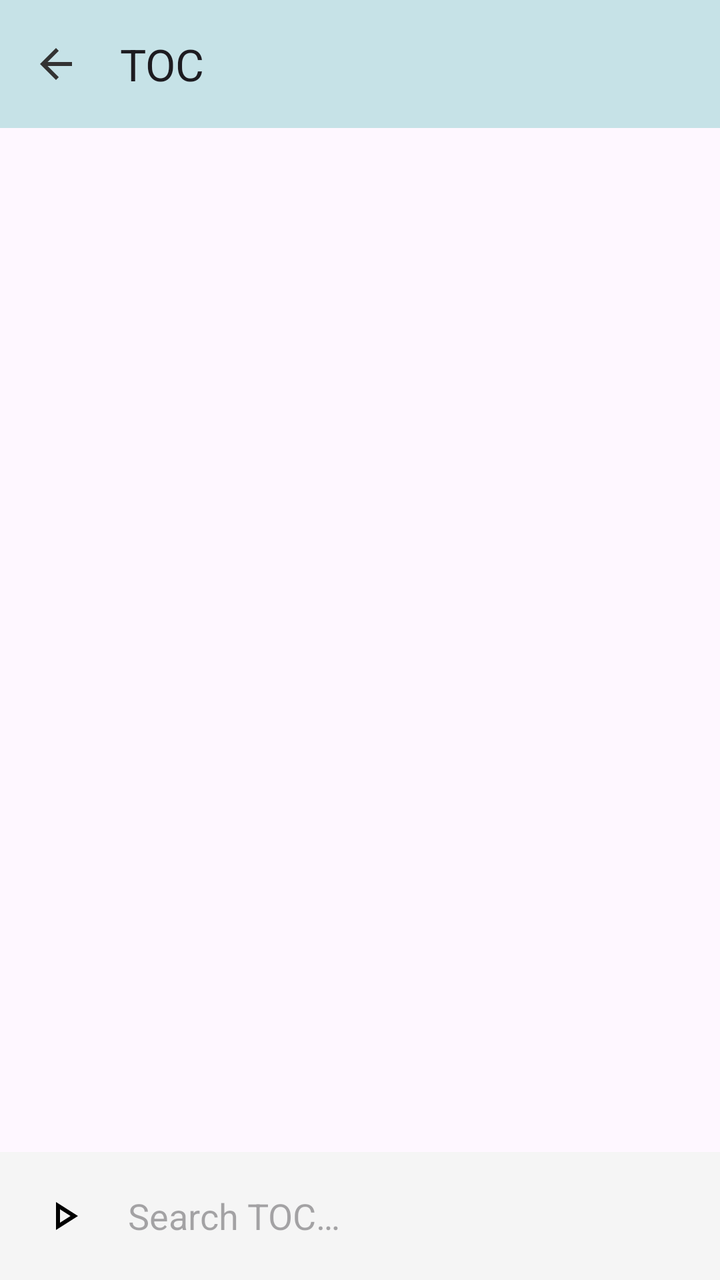
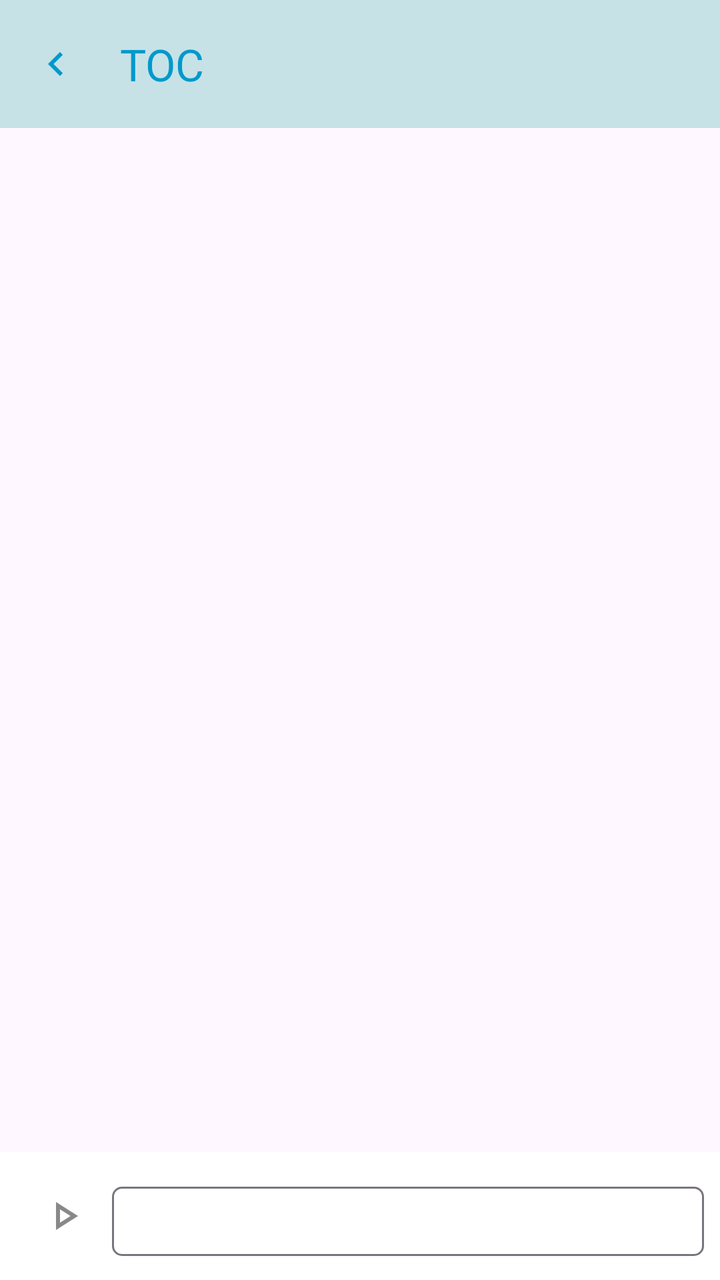

An Android layout rendered at two revisions. The XML below is the earlier revision; the diff shows what the commit changed to produce the second picture.
<!-- AndroidManifest.xml: application theme Theme.RecipeBookReader -->
<!-- res/layout/fragment_toc.xml -->
<?xml version="1.0" encoding="utf-8"?>
<LinearLayout xmlns:android="http://schemas.android.com/apk/res/android"
    xmlns:app="http://schemas.android.com/apk/res-auto"
    android:id="@+id/tocRoot"
    android:layout_width="match_parent"
    android:layout_height="match_parent"
    android:descendantFocusability="beforeDescendants"
    android:fitsSystemWindows="true"
    android:focusableInTouchMode="true"
    android:orientation="vertical">


    <com.google.android.material.appbar.MaterialToolbar
        android:id="@+id/tocToolbar"
        android:layout_width="match_parent"
        android:layout_height="?attr/actionBarSize"
        android:background="@color/pastel_blue"
        android:paddingStart="0dp"
        android:paddingEnd="16dp"
        app:layout_constraintTop_toTopOf="parent"
        app:navigationIcon="?attr/homeAsUpIndicator"
        app:title="TOC" />

    <androidx.constraintlayout.widget.ConstraintLayout
        android:id="@+id/tocFragmentRootLayout"
        android:layout_width="match_parent"
        android:layout_height="0dp"
        android:layout_weight="1">

        <androidx.recyclerview.widget.RecyclerView
            android:id="@+id/tocRecyclerView"
            android:layout_width="match_parent"
            android:layout_height="0dp"
            android:layout_weight="1"
            android:clipToPadding="false"
            android:visibility="visible"
            app:layout_constraintBottom_toBottomOf="parent"
            app:layout_constraintEnd_toEndOf="parent"
            app:layout_constraintStart_toStartOf="parent"
            app:layout_constraintTop_toTopOf="parent" />

        <androidx.recyclerview.widget.RecyclerView
            android:id="@+id/bookmarkRecyclerView"
            android:layout_width="match_parent"
            android:layout_height="0dp"
            android:visibility="gone"
            android:layout_weight="1"
            android:clipToPadding="false"
            app:layout_constraintBottom_toBottomOf="parent"
            app:layout_constraintEnd_toEndOf="parent"
            app:layout_constraintStart_toStartOf="parent"
            app:layout_constraintTop_toTopOf="parent" />
    </androidx.constraintlayout.widget.ConstraintLayout>

    <LinearLayout
        android:id="@+id/tocSearchBar"
        android:layout_width="match_parent"
        android:layout_height="wrap_content"
        android:background="#F5F5F5"
        android:gravity="center_vertical"
        android:orientation="horizontal"
        android:padding="8dp">

        <ImageButton
            android:id="@+id/btnToggle"
            android:layout_width="48dp"
            android:layout_height="48dp"
            android:background="?attr/selectableItemBackgroundBorderless"
            android:contentDescription="@string/toggle_toc_list_expanded"
            android:src="@drawable/ic_chevron_right" />

        <EditText
            android:id="@+id/searchField"
            android:layout_width="0dp"
            android:layout_height="wrap_content"
            android:layout_weight="1"
            android:background="@null"
            android:digits="@string/search_chars"
            android:hint="@string/search_toc"
            android:importantForAutofill="no"
            android:inputType="text"
            android:maxLines="1"
            android:padding="8dp" />

        <ImageButton
            android:id="@+id/btnClear"
            android:layout_width="48dp"
            android:layout_height="48dp"
            android:background="?attr/selectableItemBackgroundBorderless"
            android:contentDescription="@string/clear_button_for_toc"
            android:src="@android:drawable/ic_menu_close_clear_cancel"
            android:visibility="gone" />
    </LinearLayout>

</LinearLayout>
<!-- resources referenced by this layout -->
<resources>
  <color name="pastel_blue">#FFC6E2E7</color>
  <!-- drawable ic_chevron_right (drawable) -->
  <vector xmlns:android="http://schemas.android.com/apk/res/android"
      android:width="24dp"
      android:height="24dp"
      android:tint="#000000"
      android:viewportWidth="960"
      android:viewportHeight="960">
  
      <group
          android:pivotX="440"
          android:pivotY="480"
          android:scaleY="-1">
          <path
              android:fillColor="@android:color/white"
              android:pathData="M320,760L320,200L760,480L320,760ZM400,480L400,480L400,480ZM400,614L610,480L400,346L400,614Z" />
      </group>
  </vector>
  <string name="clear_button_for_toc">Clear Button for TOC</string>
  <string name="search_chars">abcdefghijklmnopqrstuvwxyz0123456789 </string>
  <string name="search_toc">Search TOC…</string>
  <string name="toggle_toc_list_expanded">Toggle TOC list expanded</string>
  <style name="Theme.RecipeBookReader" parent="Theme.Material3.DayNight.NoActionBar">
          <item name="colorPrimary">@color/pastel_blue</item>
          <item name="colorPrimaryContainer">@color/pastel_blue</item>
          <item name="colorSecondary">@color/pastel_blue</item>
          <item name="android:statusBarColor">@color/transparent</item>
          <item name="android:navigationBarColor">@color/pastel_blue</item>
          <item name="android:windowDrawsSystemBarBackgrounds">true</item>
          <item name="android:windowLightStatusBar">true</item>
          <item name="android:textColorSecondary">@color/almost_black</item>
          <item name="android:windowLightNavigationBar">true</item>
          <item name="android:textCursorDrawable">@null</item>
  
  
          <item name="colorControlActivated">@color/black</item>
          <item name="colorOnSurface">#000000</item>
      </style>
  <color name="transparent">#00000000</color>
  <color name="almost_black">#FF333333</color>
  <color name="black">#FF000000</color>
</resources>

<!-- the commit's change to res/layout/fragment_toc.xml (unified diff, before → after) -->
@@ -18,8 +18,10 @@
         android:paddingStart="0dp"
         android:paddingEnd="16dp"
         app:layout_constraintTop_toTopOf="parent"
-        app:navigationIcon="?attr/homeAsUpIndicator"
-        app:title="TOC" />
+        app:navigationIcon="@drawable/ic_left"
+        app:navigationIconTint="@color/nav_text"
+        app:title="TOC"
+        app:titleTextColor="@color/nav_text" />
 
     <androidx.constraintlayout.widget.ConstraintLayout
         android:id="@+id/tocFragmentRootLayout"
@@ -43,9 +45,9 @@
             android:id="@+id/bookmarkRecyclerView"
             android:layout_width="match_parent"
             android:layout_height="0dp"
-            android:visibility="gone"
             android:layout_weight="1"
             android:clipToPadding="false"
+            android:visibility="gone"
             app:layout_constraintBottom_toBottomOf="parent"
             app:layout_constraintEnd_toEndOf="parent"
             app:layout_constraintStart_toStartOf="parent"
@@ -56,7 +58,7 @@
         android:id="@+id/tocSearchBar"
         android:layout_width="match_parent"
         android:layout_height="wrap_content"
-        android:background="#F5F5F5"
+        android:background="@color/white"
         android:gravity="center_vertical"
         android:orientation="horizontal"
         android:padding="8dp">
@@ -67,29 +69,31 @@
             android:layout_height="48dp"
             android:background="?attr/selectableItemBackgroundBorderless"
             android:contentDescription="@string/toggle_toc_list_expanded"
-            android:src="@drawable/ic_chevron_right" />
+            android:src="@drawable/ic_chevron_right"
+            app:tint="@color/icon_tint" />
 
-        <EditText
-            android:id="@+id/searchField"
+        <com.google.android.material.textfield.TextInputLayout
+            android:id="@+id/searchFieldWrapper"
+            style="@style/Widget.Material3.TextInputLayout.OutlinedBox.Dense"
             android:layout_width="0dp"
-            android:layout_height="wrap_content"
+            android:layout_height="40dp"
             android:layout_weight="1"
-            android:background="@null"
-            android:digits="@string/search_chars"
-            android:hint="@string/search_toc"
-            android:importantForAutofill="no"
-            android:inputType="text"
-            android:maxLines="1"
-            android:padding="8dp" />
+            app:boxCornerRadiusBottomEnd="5dp"
+            app:boxCornerRadiusBottomStart="5dp"
+            app:boxCornerRadiusTopEnd="5dp"
+            app:boxCornerRadiusTopStart="5dp"
+            app:endIconMode="clear_text"
+            app:endIconTint="@color/icon_tint">
 
-        <ImageButton
-            android:id="@+id/btnClear"
-            android:layout_width="48dp"
-            android:layout_height="48dp"
-            android:background="?attr/selectableItemBackgroundBorderless"
-            android:contentDescription="@string/clear_button_for_toc"
-            android:src="@android:drawable/ic_menu_close_clear_cancel"
-            android:visibility="gone" />
+            <com.google.android.material.textfield.TextInputEditText
+                android:id="@+id/searchField"
+                android:layout_width="match_parent"
+                android:layout_height="wrap_content"
+                android:maxLines="1"
+                android:padding="8dp"
+                android:textColor="@color/dark_text" />
+        </com.google.android.material.textfield.TextInputLayout>
+
     </LinearLayout>
 
 </LinearLayout>
<!-- resource entries referenced after the edit -->
@@ -1,6 +1,10 @@
 <!-- resources referenced by this layout -->
 <resources>
+  <color name="dark_text">#FF666666</color>
+  <color name="icon_tint">#FF888888</color>
+  <color name="nav_text">#FF0099CC</color>
   <color name="pastel_blue">#FFC6E2E7</color>
+  <color name="white">#FFFFFFFF</color>
   <!-- drawable ic_chevron_right (drawable) -->
   <vector xmlns:android="http://schemas.android.com/apk/res/android"
       android:width="24dp"
@@ -18,9 +22,20 @@
               android:pathData="M320,760L320,200L760,480L320,760ZM400,480L400,480L400,480ZM400,614L610,480L400,346L400,614Z" />
       </group>
   </vector>
-  <string name="clear_button_for_toc">Clear Button for TOC</string>
-  <string name="search_chars">abcdefghijklmnopqrstuvwxyz0123456789 </string>
-  <string name="search_toc">Search TOC…</string>
+  <!-- drawable ic_left (drawable) -->
+  <vector xmlns:android="http://schemas.android.com/apk/res/android"
+      android:width="24dp"
+      android:height="24dp"
+      android:autoMirrored="true"
+      android:tint="@color/dark_gray"
+      android:viewportWidth="960"
+      android:viewportHeight="960">
+  
+      <path
+          android:fillColor="@color/white"
+          android:pathData="M560,720L320,480L560,240L616,296L432,480L616,664L560,720Z" />
+  
+  </vector>
   <string name="toggle_toc_list_expanded">Toggle TOC list expanded</string>
   <style name="Theme.RecipeBookReader" parent="Theme.Material3.DayNight.NoActionBar">
           <item name="colorPrimary">@color/pastel_blue</item>
@@ -30,7 +45,7 @@
           <item name="android:navigationBarColor">@color/pastel_blue</item>
           <item name="android:windowDrawsSystemBarBackgrounds">true</item>
           <item name="android:windowLightStatusBar">true</item>
-          <item name="android:textColorSecondary">@color/almost_black</item>
+          <item name="android:textColorSecondary">@color/dark_text</item>
           <item name="android:windowLightNavigationBar">true</item>
           <item name="android:textCursorDrawable">@null</item>
   
@@ -38,8 +53,8 @@
           <item name="colorControlActivated">@color/black</item>
           <item name="colorOnSurface">#000000</item>
       </style>
+  <color name="dark_gray">#FF666666</color>
   <color name="transparent">#00000000</color>
-  <color name="almost_black">#FF333333</color>
   <color name="black">#FF000000</color>
 </resources>
 
